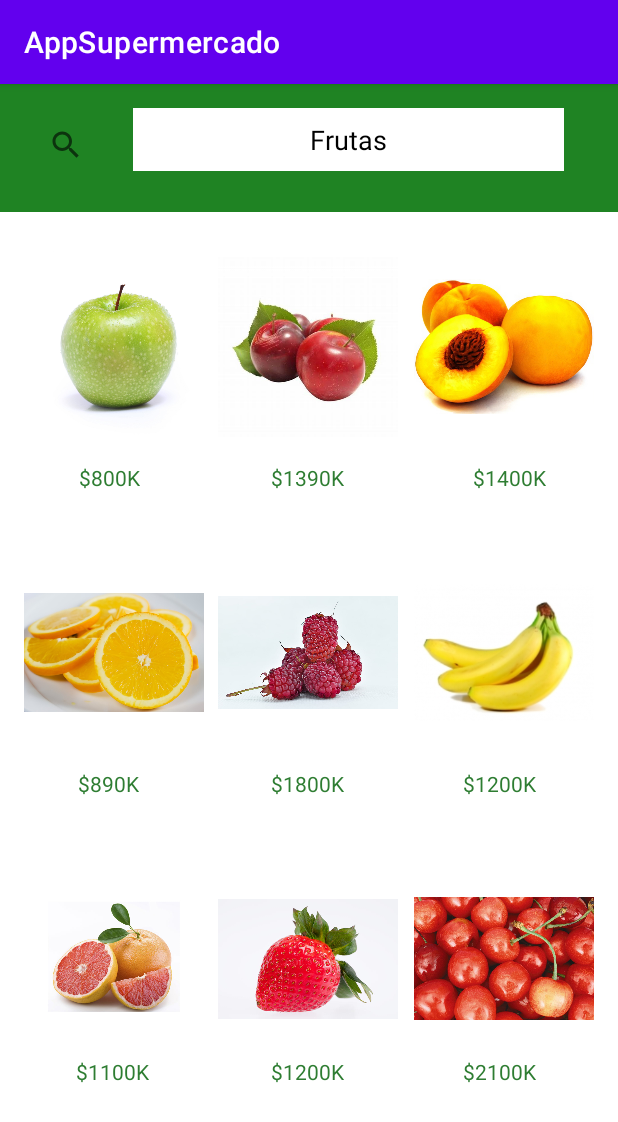
After one commit to Eduardo-Ordenes/AppSupermercado, an Android app: the activity_productos2_view screen opened directly, with no data from a screen before it, on a phone screen of 412 x 824 dp. The commit adds this screen. Shown: the top 1122 px of the screen. Run offline under Robolectric (Android 15) with nearby library versions, the phone set to English and light mode, and no system bars.

```diff
--- a/app/src/main/AndroidManifest.xml
+++ b/app/src/main/AndroidManifest.xml
@@ -13,6 +13,12 @@
         android:supportsRtl="true"
         android:theme="@style/Theme.PraticaClase2"
         tools:targetApi="31">
+        <activity
+            android:name=".activity_registro_view"
+            android:exported="false" />
+        <activity
+            android:name=".activity_productos2_view"
+            android:exported="false" />
         <activity
             android:name=".activity_productos1_view"
             android:exported="false" />
--- /dev/null
+++ b/app/src/main/java/com/programacionandroid/praticaclase2/activity_productos2_view.java
@@ -0,0 +1,14 @@
+package com.programacionandroid.praticaclase2;
+
+import androidx.appcompat.app.AppCompatActivity;
+
+import android.os.Bundle;
+
+public class activity_productos2_view extends AppCompatActivity {
+
+    @Override
+    protected void onCreate(Bundle savedInstanceState) {
+        super.onCreate(savedInstanceState);
+        setContentView(R.layout.activity_productos2_view);
+    }
+}
--- /dev/null
+++ b/app/src/main/res/layout/activity_productos2_view.xml
@@ -0,0 +1,277 @@
+<?xml version="1.0" encoding="utf-8"?>
+<androidx.constraintlayout.widget.ConstraintLayout xmlns:android="http://schemas.android.com/apk/res/android"
+    xmlns:app="http://schemas.android.com/apk/res-auto"
+    xmlns:tools="http://schemas.android.com/tools"
+    android:layout_width="match_parent"
+    android:layout_height="match_parent"
+    tools:context=".activity_productos1_view">
+
+
+    <TextView
+        android:id="@+id/textView22"
+        android:layout_width="wrap_content"
+        android:layout_height="wrap_content"
+        android:layout_marginTop="400dp"
+        android:text="@string/precioFrutilla"
+        android:textColor="#2E7D32"
+        android:textColorHint="#08D110"
+        app:layout_constraintEnd_toEndOf="parent"
+        app:layout_constraintHorizontal_bias="0.498"
+        app:layout_constraintStart_toStartOf="parent"
+        app:layout_constraintTop_toBottomOf="@+id/imageView12" />
+
+    <ImageView
+        android:id="@+id/imageView21"
+        android:layout_width="120dp"
+        android:layout_height="147dp"
+        android:layout_marginTop="424dp"
+        app:layout_constraintEnd_toEndOf="parent"
+        app:layout_constraintHorizontal_bias="0.945"
+        app:layout_constraintStart_toStartOf="parent"
+        app:layout_constraintTop_toBottomOf="@+id/textView5"
+        app:srcCompat="@drawable/imagen_cerezas"
+        android:contentDescription="TODO" />
+
+    <ImageView
+        android:id="@+id/imageView19"
+        android:layout_width="120dp"
+        android:layout_height="147dp"
+        android:layout_marginTop="424dp"
+        app:layout_constraintEnd_toEndOf="parent"
+        app:layout_constraintHorizontal_bias="0.054"
+        app:layout_constraintStart_toStartOf="parent"
+        app:layout_constraintTop_toBottomOf="@+id/textView5"
+        app:srcCompat="@drawable/imagen_pomelo"
+        android:contentDescription="TODO" />
+
+    <ImageView
+        android:id="@+id/imageView20"
+        android:layout_width="120dp"
+        android:layout_height="147dp"
+        android:layout_marginTop="424dp"
+        app:layout_constraintEnd_toEndOf="parent"
+        app:layout_constraintHorizontal_bias="0.498"
+        app:layout_constraintStart_toStartOf="parent"
+        app:layout_constraintTop_toBottomOf="@+id/textView5"
+        app:srcCompat="@drawable/imagen_frutilla"
+        android:contentDescription="TODO" />
+
+    <TextView
+        android:id="@+id/textView21"
+        android:layout_width="wrap_content"
+        android:layout_height="wrap_content"
+        android:layout_marginTop="400dp"
+        android:text="@string/precioPomelo"
+        android:textColor="#2E7D32"
+        android:textColorHint="#08D110"
+        app:layout_constraintEnd_toEndOf="parent"
+        app:layout_constraintHorizontal_bias="0.14"
+        app:layout_constraintStart_toStartOf="parent"
+        app:layout_constraintTop_toBottomOf="@+id/imageView12" />
+
+    <ImageView
+        android:id="@+id/imageView18"
+        android:layout_width="120dp"
+        android:layout_height="147dp"
+        android:layout_marginTop="220dp"
+        app:layout_constraintEnd_toEndOf="parent"
+        app:layout_constraintHorizontal_bias="0.054"
+        app:layout_constraintStart_toStartOf="parent"
+        app:layout_constraintTop_toBottomOf="@+id/textView5"
+        app:srcCompat="@drawable/imagen_naranja"
+        tools:ignore="ImageContrastCheck" />
+
+    <TextView
+        android:id="@+id/textView18"
+        android:layout_width="wrap_content"
+        android:layout_height="wrap_content"
+        android:layout_marginTop="208dp"
+        android:text="@string/precioNaranja"
+        android:textColor="#2E7D32"
+        android:textColorHint="#08D110"
+        app:layout_constraintEnd_toEndOf="parent"
+        app:layout_constraintHorizontal_bias="0.14"
+        app:layout_constraintStart_toStartOf="parent"
+        app:layout_constraintTop_toBottomOf="@+id/imageView12" />
+
+    <ImageView
+        android:id="@+id/imageView16"
+        android:layout_width="120dp"
+        android:layout_height="147dp"
+        android:layout_marginTop="220dp"
+        app:layout_constraintEnd_toEndOf="parent"
+        app:layout_constraintHorizontal_bias="0.945"
+        app:layout_constraintStart_toStartOf="parent"
+        app:layout_constraintTop_toBottomOf="@+id/textView5"
+        app:srcCompat="@drawable/img_9"
+        tools:ignore="ImageContrastCheck" />
+
+    <ImageView
+        android:id="@+id/imageView17"
+        android:layout_width="120dp"
+        android:layout_height="147dp"
+        android:layout_marginTop="220dp"
+        app:layout_constraintEnd_toEndOf="parent"
+        app:layout_constraintHorizontal_bias="0.498"
+        app:layout_constraintStart_toStartOf="parent"
+        app:layout_constraintTop_toBottomOf="@+id/textView5"
+        app:srcCompat="@drawable/imagen_frambruesa" />
+
+    <TextView
+        android:id="@+id/textView16"
+        android:layout_width="wrap_content"
+        android:layout_height="wrap_content"
+        android:layout_marginTop="4dp"
+        android:text="@string/precioManzana"
+        android:textColor="#2E7D32"
+        android:textColorHint="#08D110"
+        app:layout_constraintEnd_toEndOf="parent"
+        app:layout_constraintHorizontal_bias="0.141"
+        app:layout_constraintStart_toStartOf="parent"
+        app:layout_constraintTop_toBottomOf="@+id/imageView12" />
+
+    <TextView
+        android:id="@+id/textView17"
+        android:layout_width="wrap_content"
+        android:layout_height="wrap_content"
+        android:layout_marginTop="4dp"
+        android:text="@string/precioDurazno"
+        android:textColor="#2E7D32"
+        android:textColorHint="#08D110"
+        app:layout_constraintEnd_toEndOf="parent"
+        app:layout_constraintHorizontal_bias="0.867"
+        app:layout_constraintStart_toStartOf="parent"
+        app:layout_constraintTop_toBottomOf="@+id/imageView12" />
+
+    <TextView
+        android:id="@+id/textView19"
+        android:layout_width="wrap_content"
+        android:layout_height="wrap_content"
+        android:layout_marginTop="208dp"
+        android:text="@string/precioPlatano"
+        android:textColor="#2E7D32"
+        android:textColorHint="#08D110"
+        app:layout_constraintEnd_toEndOf="parent"
+        app:layout_constraintHorizontal_bias="0.849"
+        app:layout_constraintStart_toStartOf="parent"
+        app:layout_constraintTop_toBottomOf="@+id/imageView12" />
+
+    <TextView
+        android:id="@+id/textView23"
+        android:layout_width="wrap_content"
+        android:layout_height="wrap_content"
+        android:layout_marginTop="400dp"
+        android:text="@string/precioCereza"
+        android:textColor="#2E7D32"
+        android:textColorHint="#08D110"
+        app:layout_constraintEnd_toEndOf="parent"
+        app:layout_constraintHorizontal_bias="0.849"
+        app:layout_constraintStart_toStartOf="parent"
+        app:layout_constraintTop_toBottomOf="@+id/imageView12" />
+
+    <TextView
+        android:id="@+id/textView5"
+        android:layout_width="match_parent"
+        android:layout_height="85dp"
+        android:background="#1F8323"
+        android:gravity="center"
+        android:text=""
+        android:textSize="25sp"
+        app:layout_constraintEnd_toEndOf="parent"
+        app:layout_constraintStart_toStartOf="parent"
+        app:layout_constraintTop_toTopOf="parent" />
+
+    <TextView
+        android:id="@+id/textView6"
+        android:layout_width="287dp"
+        android:layout_height="42dp"
+        android:layout_marginEnd="36dp"
+        android:background="#FDF7F7"
+        android:backgroundTint="@color/white"
+        android:gravity="center"
+        android:hint="@string/textoCereales"
+        android:text="@string/frutas"
+        android:textColor="@color/black"
+        android:textColorHint="@color/black"
+        android:textSize="18sp"
+        app:layout_constraintBottom_toBottomOf="@+id/textView5"
+        app:layout_constraintEnd_toEndOf="parent"
+        app:layout_constraintTop_toTopOf="parent"
+        app:layout_constraintVertical_bias="0.372" />
+
+    <SearchView
+        android:layout_width="66dp"
+        android:layout_height="57dp"
+        android:layout_marginStart="20dp"
+        android:layout_marginTop="-10dp"
+        android:gravity="center"
+        app:layout_constraintBottom_toBottomOf="@+id/textView5"
+        app:layout_constraintStart_toStartOf="parent"
+        app:layout_constraintTop_toTopOf="parent"
+        app:layout_constraintVertical_bias="0.571"/>
+
+    <ImageView
+        android:id="@+id/imageView12"
+        android:layout_width="120dp"
+        android:layout_height="147dp"
+        android:layout_marginTop="16dp"
+        app:layout_constraintEnd_toEndOf="parent"
+        app:layout_constraintHorizontal_bias="0.054"
+        app:layout_constraintStart_toStartOf="parent"
+        app:layout_constraintTop_toBottomOf="@+id/textView5"
+        app:srcCompat="@drawable/imagen_manzana"
+        tools:ignore="ImageContrastCheck" />
+
+    <ImageView
+        android:id="@+id/imageView13"
+        android:layout_width="120dp"
+        android:layout_height="147dp"
+        android:layout_marginTop="16dp"
+        app:layout_constraintEnd_toEndOf="parent"
+        app:layout_constraintHorizontal_bias="0.498"
+        app:layout_constraintStart_toStartOf="parent"
+        app:layout_constraintTop_toBottomOf="@+id/textView5"
+        app:srcCompat="@drawable/imagen_ciruela"
+        android:contentDescription="TODO" />
+
+    <ImageView
+        android:id="@+id/imageView14"
+        android:layout_width="120dp"
+        android:layout_height="147dp"
+        android:layout_marginTop="16dp"
+        android:contentDescription="TODO"
+        app:layout_constraintEnd_toEndOf="parent"
+        app:layout_constraintHorizontal_bias="0.945"
+        app:layout_constraintStart_toStartOf="parent"
+        app:layout_constraintTop_toBottomOf="@+id/textView5"
+        app:srcCompat="@drawable/imagen_durazno"
+        tools:ignore="ImageContrastCheck" />
+
+    <TextView
+        android:id="@+id/textView15"
+        android:layout_width="wrap_content"
+        android:layout_height="wrap_content"
+        android:layout_marginTop="4dp"
+        android:text="@string/precioCiruela"
+        android:textColor="#2E7D32"
+        android:textColorHint="#08D110"
+        app:layout_constraintEnd_toEndOf="parent"
+        app:layout_constraintHorizontal_bias="0.498"
+        app:layout_constraintStart_toStartOf="parent"
+        app:layout_constraintTop_toBottomOf="@+id/imageView12" />
+
+    <TextView
+        android:id="@+id/textView20"
+        android:layout_width="wrap_content"
+        android:layout_height="wrap_content"
+        android:layout_marginTop="208dp"
+        android:text="@string/precioFrambrueza"
+        android:textColor="#2E7D32"
+        android:textColorHint="#08D110"
+        app:layout_constraintEnd_toEndOf="parent"
+        app:layout_constraintHorizontal_bias="0.498"
+        app:layout_constraintStart_toStartOf="parent"
+        app:layout_constraintTop_toBottomOf="@+id/imageView12" />
+
+
+</androidx.constraintlayout.widget.ConstraintLayout>
--- a/app/src/main/res/values/strings.xml
+++ b/app/src/main/res/values/strings.xml
@@ -20,11 +20,6 @@
     <string name="vermas">Ver más</string>
 
 
-
-
-
-
-
     <string name="textoUsuario">Username</string>
     <string name="textoContrasenia">Ingrese Contraseña</string>
     <string name="buttonIngresarLogin">Ingresar</string>
@@ -38,6 +33,55 @@
     <string name="precioCerealFitnes">$1690</string>
     <string name="precioCheerios">$1600</string>
     <string name="precioCerealOreo">$2300</string>
+    <string name="breakfast">Desayuno</string>
+    <string name="frutas">Frutas</string>
 
 
+
+
+
+
+
+
+
+
+
+
+
+
+
+
+
+
+
+
+
+
+
+
+
+
+
+
+
+
+    <string name="precioManzana">$800K</string>
+    <string name="precioNaranja">$890K</string>
+    <string name="precioPomelo">$1100K</string>
+    <string name="precioFrambrueza">$1800K</string>
+    <string name="precioCereza">$2100K</string>
+    <string name="precioCiruela">$1390K</string>
+    <string name="precioFrutilla">$1200K</string>
+    <string name="precioDurazno">$1400K</string>
+    <string name="registro">Registrarse</string>
+    <string name="registroNombre">Nombre</string>
+    <string name="registroApellido">Apellido</string>
+    <string name="registroCorreo">Correo electronico</string>
+    <string name="registroNumero">Número de celular</string>
+    <string name="registroContrasenia">Contraseña</string>
+    <string name="registroConfirmarContrasenia">Confirmar contraseña</string>
+    <string name="registroCrearCuenta">Crear cuenta</string>
+    <string name="registroBtnIngresar">Ingresar</string>
+    <string name="todo">TODO</string>
+
 </resources>
```
Also changed, not shown: app/src/main/java/com/programacionandroid/praticaclase2/activity_registro_view.java (added, +14 -0 lines), app/src/main/res/layout/activity_main.xml (+9 -8 lines), app/src/main/res/layout/activity_registro_view.xml (added, +162 -0 lines), app/src/main/res/drawable/fondo_para_registro.jpg (added), app/src/main/res/drawable/imagen_cerezas.jpg (added), app/src/main/res/drawable/imagen_ciruela.jpg (added), app/src/main/res/drawable/imagen_durazno.jpg (added), app/src/main/res/drawable/imagen_frambruesa.jpg (added), app/src/main/res/drawable/imagen_frutilla.jpg (added), app/src/main/res/drawable/imagen_manzana.jpg (added), app/src/main/res/drawable/imagen_naranja.jpg (added), app/src/main/res/drawable/imagen_pomelo.jpg (added).
